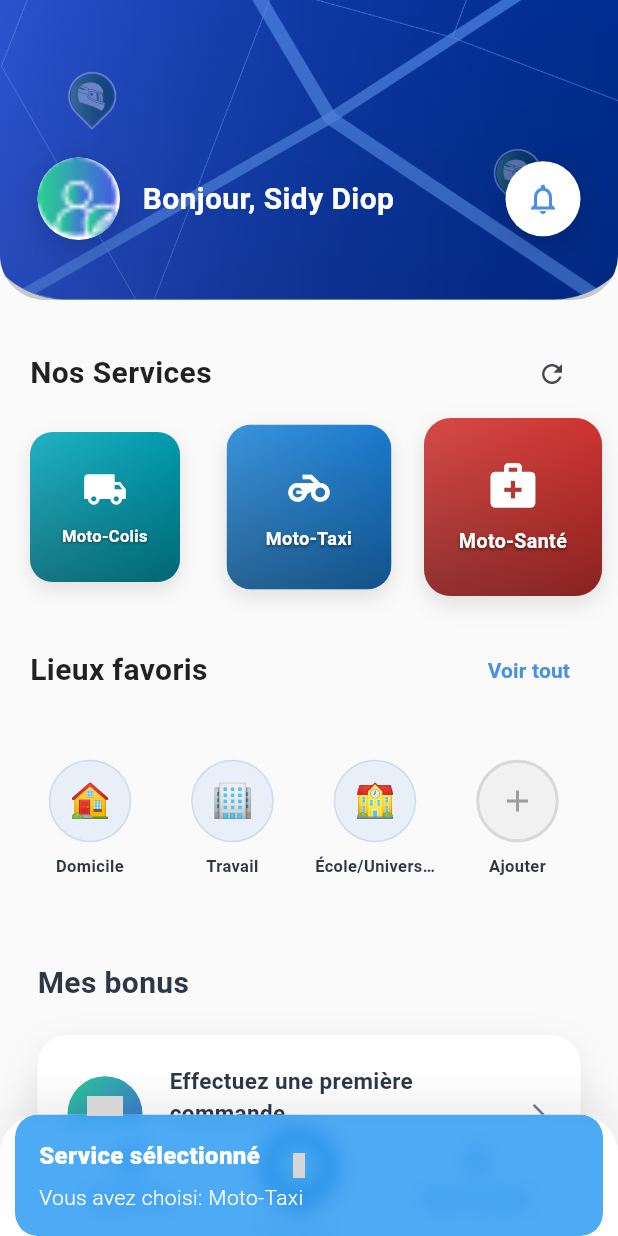
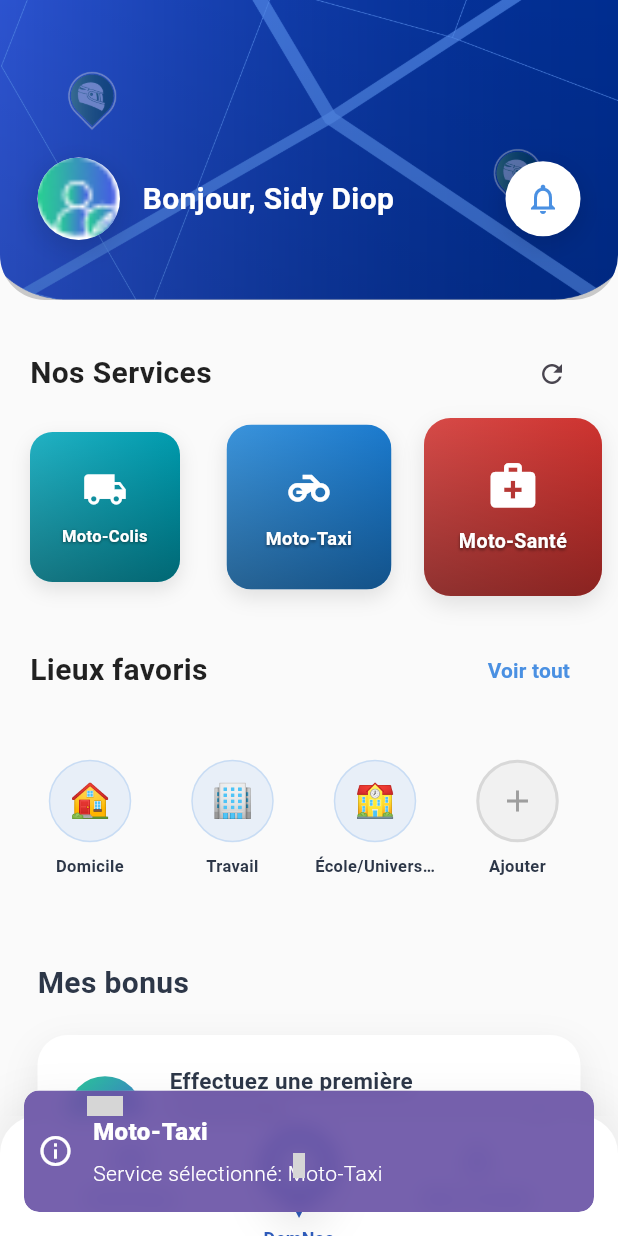
Before and after one commit to sidydiopbalde1/Demnaa_frontend, a Flutter app: the screen it shows after launch, after a tap on "Moto-Taxi", on a phone screen of 412 x 824 dp. Run offline on Flutter 3.47's test engine with Material 3 defaults, Android fonts, the light colour scheme and no system bars; our stand-ins replace flutter_map, get, latlong2; network calls fail; grey boxes are pictures that could not be loaded.

Commit message:
livraison

```diff
--- a/lib/app/modules/home/bindings/home_binding.dart
+++ b/lib/app/modules/home/bindings/home_binding.dart
@@ -1,3 +1,4 @@
+import 'package:demnaa_front/app/modules/adresse_search/controllers/adresse_search_controller.dart';
 import 'package:demnaa_front/app/services/api_service.dart';
 import 'package:get/get.dart';
 
@@ -30,5 +31,8 @@ class HomeBinding extends Bindings {
     Get.lazyPut<HomeController>(
       () => HomeController(),
     );
+     Get.lazyPut<AddressSearchController>(
+      () => AddressSearchController(),
+    );
   }
 }
--- a/lib/app/modules/home/controllers/home_controller.dart
+++ b/lib/app/modules/home/controllers/home_controller.dart
@@ -3,6 +3,7 @@ import 'package:demnaa_front/app/modules/create_favorite_place/controllers/creat
 import 'package:demnaa_front/app/services/demnaa_services_service.dart';
 import 'package:flutter/material.dart';
 import 'package:get/get.dart';
+import 'package:demnaa_front/app/modules/adresse_search/views/adresse_search_view.dart';
 
 
 class HomeController extends GetxController with GetTickerProviderStateMixin {
@@ -84,18 +85,88 @@ class HomeController extends GetxController with GetTickerProviderStateMixin {
   }
 
   // Gérer le tap sur un service
-  void onServiceTap(ServiceModel service) {
-    Get.snackbar(
-      'Service sélectionné',
-      'Vous avez choisi: ${service.displayName}',
-      snackPosition: SnackPosition.BOTTOM,
-      backgroundColor: Colors.blue.withOpacity(0.8),
-      colorText: Colors.white,
-    );
+// Dans votre contrôleur (HomeController ou le contrôleur approprié)
 
-    // Ici vous pouvez naviguer vers l'écran du service
-    // Get.toNamed('/service/${service.id}');
+void onServiceTap(ServiceModel service) {
+  // Vérifier le type de service pour la redirection
+  switch (service.libelle.toLowerCase()) {
+    case 'moto-livraison':
+    case 'delivery':
+      // Rediriger vers la page AdresseSearch
+      Get.to(() => AddressSearchView());
+      break;
+
+    case 'commande':
+    case 'order':
+      // Exemple pour d'autres services
+      // Get.to(() => CommandePage());
+      _showServiceNotification('Commande', 'Fonctionnalité en cours de développement');
+      break;
+
+    case 'réservation':
+    case 'reservation':
+      // Get.to(() => ReservationPage());
+      _showServiceNotification('Réservation', 'Fonctionnalité en cours de développement');
+      break;
+
+    case 'support':
+    case 'aide':
+      // Get.to(() => SupportPage());
+      _showServiceNotification('Support', 'Contactez-nous au +221 XX XXX XX XX');
+      break;
+
+    default:
+      // Action par défaut pour les services non définis
+      _showServiceNotification(
+        service.displayName,
+        'Service sélectionné: ${service.displayName}'
+      );
   }
+}
+
+// Méthode helper pour afficher des notifications
+void _showServiceNotification(String title, String message) {
+  Get.snackbar(
+    title,
+    message,
+    snackPosition: SnackPosition.BOTTOM,
+    duration: const Duration(seconds: 3),
+    backgroundColor: Get.theme.primaryColor.withOpacity(0.9),
+    colorText: Colors.white,
+    borderRadius: 10,
+    margin: const EdgeInsets.all(16),
+    icon: const Icon(
+      Icons.info_outline,
+      color: Colors.white,
+    ),
+  );
+}
+
+// Alternative: Si vous préférez utiliser des routes nommées
+// void onServiceTapWithNamedRoutes(ServiceModel service) {
+//   switch (service.libelle.toLowerCase()) {
+//     case 'moto-livraison':
+//     case 'delivery':
+//       Get.toNamed('/adresse-search');
+//       break;
+
+//     case 'moto-taxi':
+//     case 'order':
+//       Get.toNamed('/commande');
+//       break;
+
+//     case 'réservation':
+//     case 'reservation':
+//       Get.toNamed('/reservation');
+//       break;
+
+//     default:
+//       _showServiceNotification(
+//         service.displayName,
+//         'Service: ${service.displayName}'
+//       );
+//   }
+// }
 
   // Méthodes d'animation (inchangées)
   void _initializeAnimations() {
```
